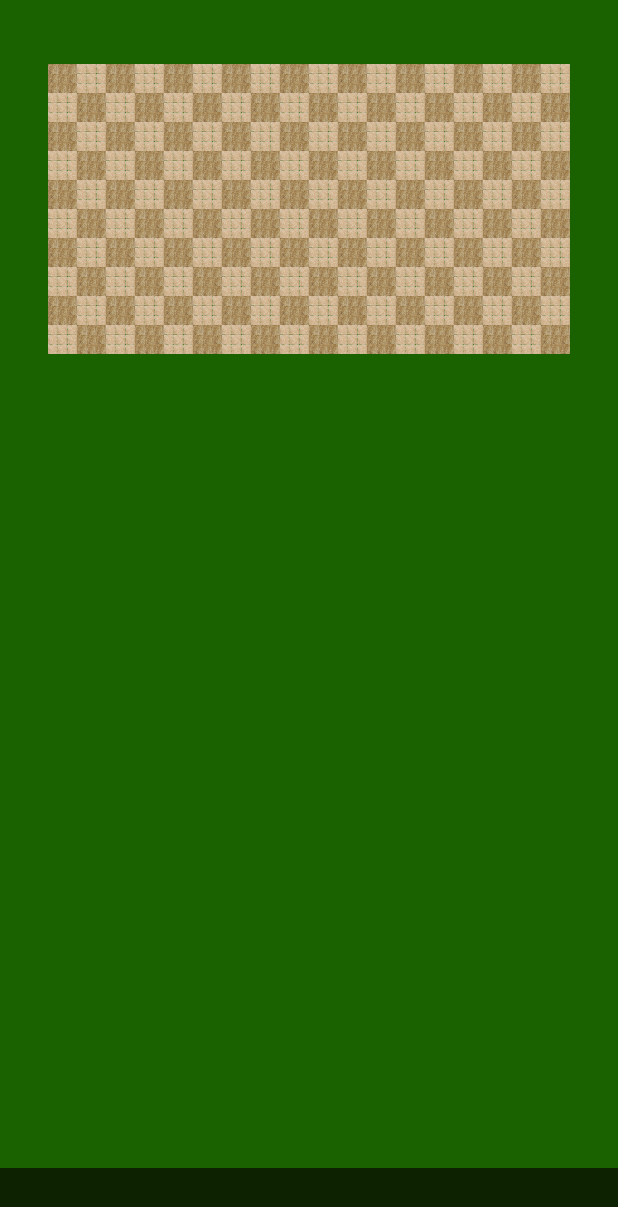
After one commit to ClemDB/MQTTTest, an Android app: the layout fragment_game.xml on its own in the app's theme, with its tools: preview values and no code run, on a phone screen of 412 x 824 dp. The commit adds this screen. Shown: the top 1207 px of the screen. Run offline under Robolectric (Android 15) with nearby library versions, the phone set to English and light mode, and no system bars.

```diff
--- /dev/null
+++ b/app/src/main/java/com/example/mqtttest/GameView.java
@@ -0,0 +1,48 @@
+package com.example.mqtttest;
+
+import android.content.Context;
+import android.graphics.Bitmap;
+import android.graphics.BitmapFactory;
+import android.graphics.Canvas;
+import android.util.AttributeSet;
+import android.view.View;
+
+import androidx.annotation.Nullable;
+
+import java.util.ArrayList;
+
+public class GameView extends View {
+
+    private Bitmap bmTiles1, bmTiles2;
+    public static int sizeOfMap = 75*Constants.SCREEN_WIDTH/1550;
+    private int h = 10, w = 18;
+    private ArrayList<Tiles> arrayTiles = new ArrayList<>();
+
+    public GameView(Context context, @Nullable AttributeSet attrs) {
+        super(context, attrs);
+        bmTiles1 = BitmapFactory.decodeResource(this.getResources(), R.drawable.tiles1);
+        bmTiles1 = Bitmap.createScaledBitmap(bmTiles1, sizeOfMap, sizeOfMap, true);
+        bmTiles2 = BitmapFactory.decodeResource(this.getResources(), R.drawable.tiles2);
+        bmTiles2 = Bitmap.createScaledBitmap(bmTiles2, sizeOfMap, sizeOfMap, true);
+        for (int i = 0; i < h; i++) {
+            for (int j = 0; j < w; j++) {
+                if ((i+j)%2==0) {
+                    arrayTiles.add(new Tiles(bmTiles1, j*sizeOfMap + Constants.SCREEN_WIDTH/2-(w/2)*sizeOfMap,
+                            i*sizeOfMap+100*Constants.SCREEN_HEIGHT/1920, sizeOfMap, sizeOfMap));
+                } else {
+                    arrayTiles.add(new Tiles(bmTiles2, j*sizeOfMap + Constants.SCREEN_WIDTH/2-(w/2)*sizeOfMap,
+                            i*sizeOfMap+100*Constants.SCREEN_HEIGHT/1920, sizeOfMap, sizeOfMap));
+                }
+            }
+        }
+    }
+
+    @Override
+    public void draw(Canvas canvas) {
+        super.draw(canvas);
+        canvas.drawColor(0xFF1A6100);
+        for (int i = 0; i < arrayTiles.size(); i++) {
+            canvas.drawBitmap(arrayTiles.get(i).getBm(), arrayTiles.get(i).getX(), arrayTiles.get(i).getY(), null);
+        }
+    }
+}
--- /dev/null
+++ b/app/src/main/java/com/example/mqtttest/Tiles.java
@@ -0,0 +1,56 @@
+package com.example.mqtttest;
+
+import android.graphics.Bitmap;
+
+public class Tiles {
+    private Bitmap bm;
+    private int x, y ,width, height;
+
+    public Tiles(Bitmap bm, int x, int y, int width, int height) {
+        this.bm = bm;
+        this.x = x;
+        this.y = y;
+        this.width = width;
+        this.height = height;
+    }
+
+    public Bitmap getBm() {
+        return bm;
+    }
+
+    public void setBm(Bitmap bm) {
+        this.bm = bm;
+    }
+
+    public int getX() {
+        return x;
+    }
+
+    public void setX(int x) {
+        this.x = x;
+    }
+
+    public int getY() {
+        return y;
+    }
+
+    public void setY(int y) {
+        this.y = y;
+    }
+
+    public int getWidth() {
+        return width;
+    }
+
+    public void setWidth(int width) {
+        this.width = width;
+    }
+
+    public int getHeight() {
+        return height;
+    }
+
+    public void setHeight(int height) {
+        this.height = height;
+    }
+}
--- /dev/null
+++ b/app/src/main/res/layout/fragment_game.xml
@@ -0,0 +1,42 @@
+<?xml version="1.0" encoding="utf-8"?>
+<FrameLayout xmlns:android="http://schemas.android.com/apk/res/android"
+    xmlns:tools="http://schemas.android.com/tools"
+    android:layout_width="match_parent"
+    android:layout_height="match_parent"
+    tools:context=".GameFragment">
+
+    <RelativeLayout android:layout_width="match_parent"
+        android:layout_height="match_parent"
+        xmlns:android="http://schemas.android.com/apk/res/android"
+        xmlns:app="http://schemas.android.com/apk/res-auto">
+
+        <com.example.mqtttest.GameView
+            android:id="@+id/gv"
+            android:layout_width="match_parent"
+            android:layout_height="match_parent" />
+
+        <LinearLayout
+            android:background="#0C2200"
+            android:layout_width="match_parent"
+            android:layout_height="45dp"
+            android:orientation="horizontal"
+            android:weightSum="2"
+            android:layout_alignParentBottom="true">
+            <RelativeLayout
+                android:layout_width="0dp"
+                android:layout_height="match_parent"
+                android:layout_weight="1"
+                android:layout_gravity="center">
+                <LinearLayout
+                    android:layout_width="wrap_content"
+                    android:layout_height="wrap_content"
+                    android:layout_centerInParent="true"
+                    android:orientation="horizontal">
+                </LinearLayout>
+            </RelativeLayout>
+
+        </LinearLayout>
+
+    </RelativeLayout>
+
+</FrameLayout>
```
Also changed, not shown: app/src/main/java/com/example/mqtttest/Constants.java (added, +8 -0 lines), app/src/main/java/com/example/mqtttest/GameFragment.java (added, +44 -0 lines), app/src/main/java/com/example/mqtttest/MainActivity.java (+7 -0 lines), app/src/main/java/com/example/mqtttest/MenuFragment.java (+9 -1 lines), app/src/main/res/drawable-v24/tiles1.png (added), app/src/main/res/drawable-v24/tiles2.png (added), app/src/main/res/drawable-v24/tiles3.png (added).
